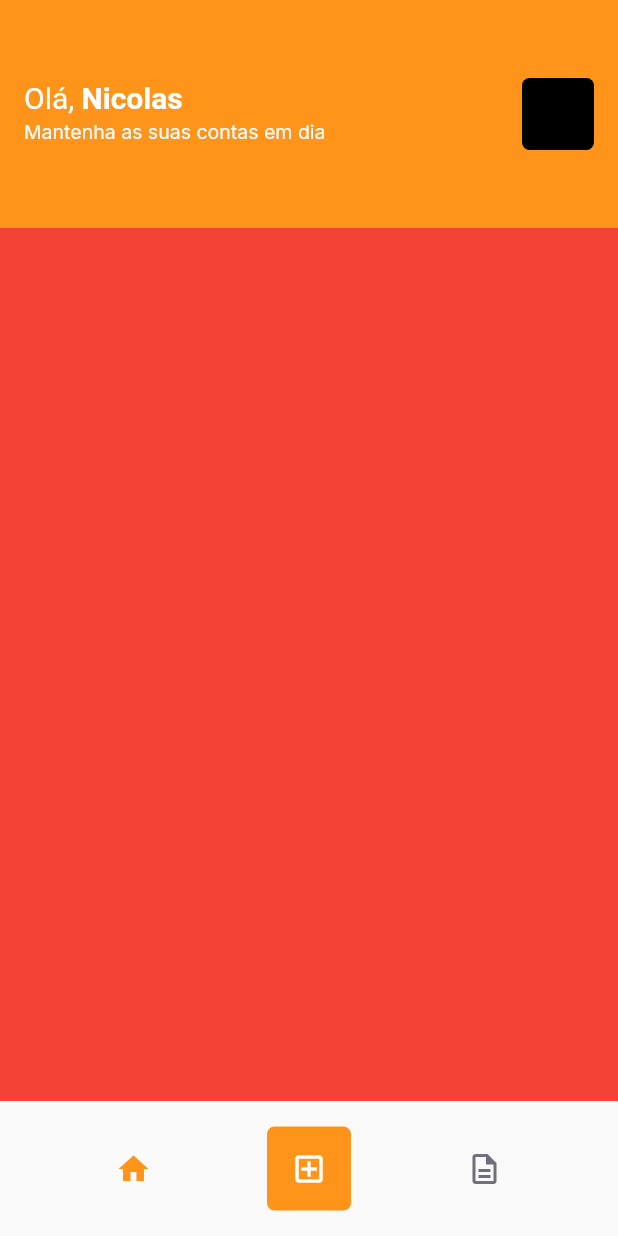
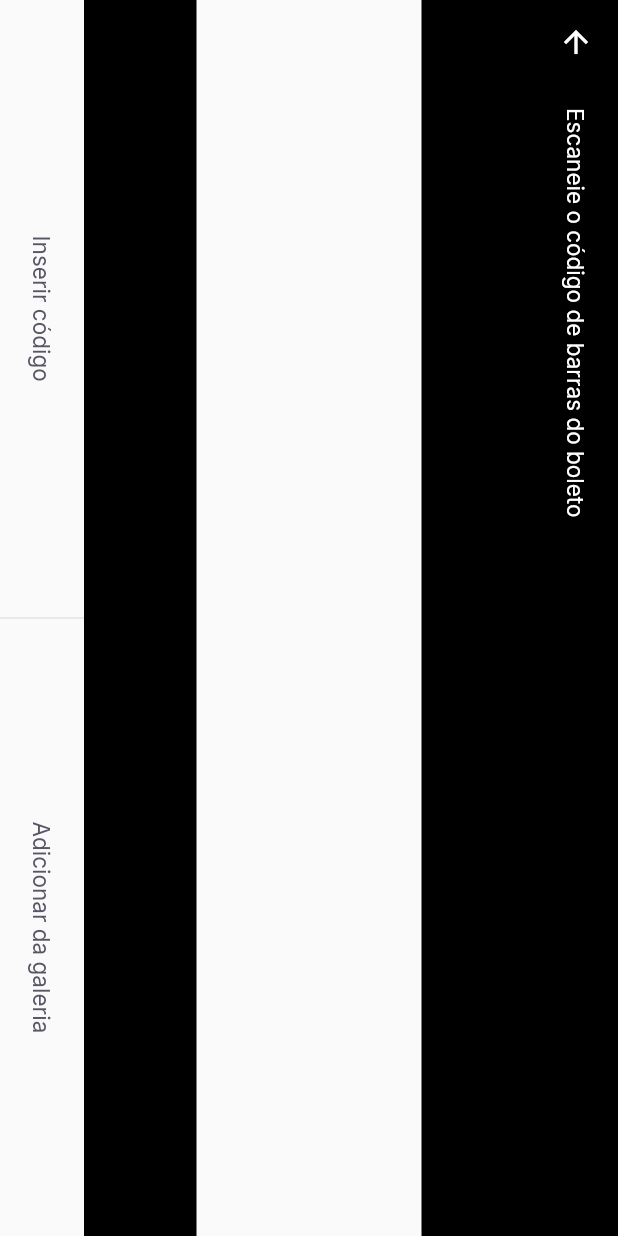
Before and after one commit to nicolasknz/payflow-app, a Flutter app: the HomePage screen opened by its route, after a tap on the "add box" icon, on a phone screen of 412 x 824 dp. Run offline on Flutter 3.47's test engine with Material 2 defaults, Android fonts, the phone set to English and light mode, and no system bars; our stand-ins replace google_fonts, google_sign_in, shared_preferences; accounts and stored records are empty.

Commit message:
feat: added barcode scanner page

```diff
--- a/lib/main.dart
+++ b/lib/main.dart
@@ -1,4 +1,5 @@
 import 'package:flutter/material.dart';
+import 'package:payflow/modules/barcode_scanner/barcode_scanner_page.dart';
 import 'package:payflow/modules/home/home_page.dart';
 import 'package:payflow/modules/login/login_page.dart';
 import 'package:payflow/modules/splash/splash_page.dart';
@@ -13,13 +14,17 @@ class AppWidget extends StatelessWidget {
   Widget build(BuildContext context) {
     return MaterialApp(
       title: 'Payflow',
-      theme: ThemeData(primaryColor: AppColors.primary),
+      theme: ThemeData(
+        primarySwatch: Colors.orange,
+        primaryColor: AppColors.primary,
+      ),
       initialRoute: "/splash",
       home: LoginPage(),
       routes: {
         "/splash": (context) => SplashPage(),
         "/home": (context) => HomePage(),
-        "/login": (context) => LoginPage()
+        "/login": (context) => LoginPage(),
+        "/barcode_scanner": (context) => BarcodeScannerPage()
       },
     );
   }
--- /dev/null
+++ b/lib/modules/barcode_scanner/barcode_scanner_page.dart
@@ -0,0 +1,57 @@
+import 'package:flutter/material.dart';
+import 'package:payflow/shared/set_label_buttons/set_label_buttons.dart';
+import 'package:payflow/shared/themes/app_colors.dart';
+import 'package:payflow/shared/themes/app_text_styles.dart';
+
+class BarcodeScannerPage extends StatefulWidget {
+  const BarcodeScannerPage({Key? key}) : super(key: key);
+
+  @override
+  _BarcodeScannerPageState createState() => _BarcodeScannerPageState();
+}
+
+class _BarcodeScannerPageState extends State<BarcodeScannerPage> {
+  @override
+  Widget build(BuildContext context) {
+    return RotatedBox(
+      quarterTurns: 1,
+      child: Scaffold(
+          appBar: AppBar(
+            title: Text(
+              "Escaneie o código de barras do boleto",
+              style: TextStyles.buttonBackground,
+            ),
+            leading: BackButton(
+              color: AppColors.background,
+            ),
+            backgroundColor: Colors.black,
+          ),
+          body: Column(
+            children: [
+              Expanded(
+                child: Container(
+                  color: Colors.black,
+                ),
+              ),
+              Expanded(
+                flex: 2,
+                child: Container(
+                  color: Colors.transparent,
+                ),
+              ),
+              Expanded(
+                child: Container(
+                  color: Colors.black,
+                ),
+              ),
+            ],
+          ),
+          bottomNavigationBar: SetLabelButtons(
+            primaryLabel: "Inserir código", //  do boleto
+            primaryOnPressed: () {},
+            secondaryLabel: "Adicionar da galeria",
+            secondaryOnPressed: () {},
+          )),
+    );
+  }
+}
--- a/lib/modules/home/home_page.dart
+++ b/lib/modules/home/home_page.dart
@@ -72,7 +72,9 @@ class _HomePageState extends State<HomePage> {
               color: AppColors.primary,
             ),
             GestureDetector(
-              onTap: () => print("Clicou"),
+              onTap: () {
+                Navigator.pushNamed(context, "/barcode_scanner");
+              },
               child: Container(
                 width: 56,
                 height: 56,
@@ -81,7 +83,9 @@ class _HomePageState extends State<HomePage> {
                   borderRadius: BorderRadius.circular(5),
                 ),
                 child: IconButton(
-                  onPressed: () {},
+                  onPressed: () {
+                    Navigator.pushNamed(context, "/barcode_scanner");
+                  },
                   icon: Icon(Icons.add_box_outlined),
                   color: AppColors.background,
                 ),
--- /dev/null
+++ b/lib/shared/set_label_buttons/set_label_buttons.dart
@@ -0,0 +1,43 @@
+import 'package:flutter/material.dart';
+import 'package:payflow/shared/widgets/divider/divider_vertical_widget.dart';
+import 'package:payflow/shared/widgets/label_button/label_button.dart';
+
+class SetLabelButtons extends StatelessWidget {
+  final String primaryLabel;
+  final VoidCallback primaryOnPressed;
+
+  final String secondaryLabel;
+  final VoidCallback secondaryOnPressed;
+
+  const SetLabelButtons(
+      {Key? key,
+      required this.primaryLabel,
+      required this.primaryOnPressed,
+      required this.secondaryLabel,
+      required this.secondaryOnPressed})
+      : super(key: key);
+
+  @override
+  Widget build(BuildContext context) {
+    return Container(
+      height: 56,
+      child: Row(
+        children: [
+          Expanded(
+            child: LabelButton(
+              label: primaryLabel, // do boleto
+              onPressed: primaryOnPressed,
+            ),
+          ),
+          DividerVerticalWidget(),
+          Expanded(
+            child: LabelButton(
+              label: secondaryLabel,
+              onPressed: secondaryOnPressed,
+            ),
+          ),
+        ],
+      ),
+    );
+  }
+}
--- /dev/null
+++ b/lib/shared/widgets/divider/divider_vertical_widget.dart
@@ -0,0 +1,15 @@
+import 'package:flutter/material.dart';
+import 'package:payflow/shared/themes/app_colors.dart';
+
+class DividerVerticalWidget extends StatelessWidget {
+  const DividerVerticalWidget({Key? key}) : super(key: key);
+
+  @override
+  Widget build(BuildContext context) {
+    return Container(
+      width: 1,
+      height: double.maxFinite,
+      color: AppColors.stroke,
+    );
+  }
+}
--- /dev/null
+++ b/lib/shared/widgets/label_button/label_button.dart
@@ -0,0 +1,27 @@
+import 'package:flutter/material.dart';
+import 'package:payflow/shared/themes/app_text_styles.dart';
+
+class LabelButton extends StatelessWidget {
+  final String label;
+  final VoidCallback onPressed;
+
+  const LabelButton({
+    Key? key,
+    required this.label,
+    required this.onPressed,
+  }) : super(key: key);
+
+  @override
+  Widget build(BuildContext context) {
+    return Container(
+      height: 56,
+      child: TextButton(
+        onPressed: onPressed,
+        child: Text(
+          label,
+          style: TextStyles.buttonHeading,
+        ),
+      ),
+    );
+  }
+}
--- a/pubspec.yaml
+++ b/pubspec.yaml
@@ -32,6 +32,10 @@ dependencies:
   shared_preferences: ^2.0.6
   firebase_core: ^1.3.0
   google_sign_in: ^5.0.4
+  google_ml_kit: ^0.6.0
+  camera: ^0.8.1+3
+  image_picker: ^0.8.0+4
+  image_picker_for_web: ^2.0.0
 
 dev_dependencies:
   flutter_test:
```
Also changed, not shown: lib/modules/barcode_scanner/barcode_scanner_controller.dart (added), pubspec.lock.
